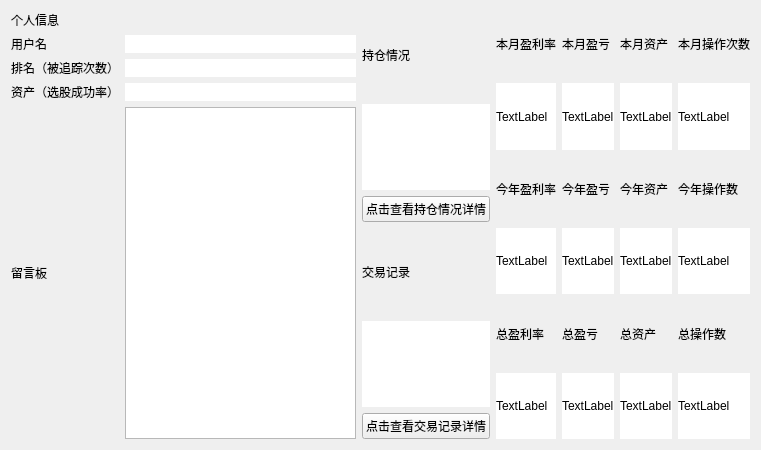
Qt form VirtualStock/personpage.ui (Vks-Feng/Nullptr) before a commit.
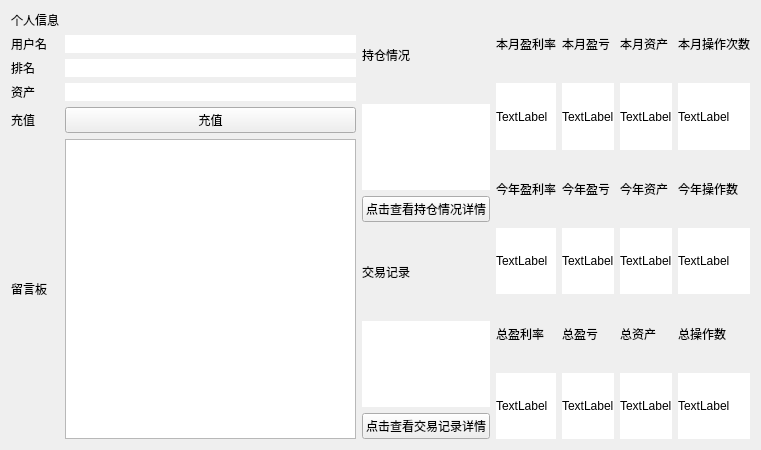
The same form after that commit.

The edit to the form file:
```diff
--- a/VirtualStock/personpage.ui
+++ b/VirtualStock/personpage.ui
@@ -16,6 +16,33 @@
   <layout class="QGridLayout" name="gridLayout_4">
    <item row="0" column="0">
     <layout class="QGridLayout" name="gridLayout_2">
+     <item row="5" column="0">
+      <widget class="QLabel" name="introduceMessageTitle">
+       <property name="text">
+        <string>留言板</string>
+       </property>
+      </widget>
+     </item>
+     <item row="1" column="1">
+      <widget class="QLabel" name="userName">
+       <property name="styleSheet">
+        <string notr="true">background-color: rgb(255, 255, 255);</string>
+       </property>
+       <property name="text">
+        <string/>
+       </property>
+      </widget>
+     </item>
+     <item row="2" column="1">
+      <widget class="QLabel" name="trackedCount">
+       <property name="styleSheet">
+        <string notr="true">background-color: rgb(255, 255, 255);</string>
+       </property>
+       <property name="text">
+        <string/>
+       </property>
+      </widget>
+     </item>
      <item row="3" column="1">
       <widget class="QLabel" name="successRate">
        <property name="styleSheet">
@@ -26,13 +53,6 @@
        </property>
       </widget>
      </item>
-     <item row="3" column="0">
-      <widget class="QLabel" name="successRateTitle">
-       <property name="text">
-        <string>资产（选股成功率）</string>
-       </property>
-      </widget>
-     </item>
      <item row="1" column="0">
       <widget class="QLabel" name="userNameTitle">
        <property name="text">
@@ -40,13 +60,17 @@
        </property>
       </widget>
      </item>
-     <item row="1" column="1">
-      <widget class="QLabel" name="userName">
-       <property name="styleSheet">
-        <string notr="true">background-color: rgb(255, 255, 255);</string>
-       </property>
+     <item row="5" column="1">
+      <layout class="QVBoxLayout" name="verticalLayout_3">
+       <item>
+        <widget class="QTextEdit" name="personalDescribeEdit"/>
+       </item>
+      </layout>
+     </item>
+     <item row="3" column="0">
+      <widget class="QLabel" name="successRateTitle">
        <property name="text">
-        <string/>
+        <string>资产</string>
        </property>
       </widget>
      </item>
@@ -70,21 +94,21 @@
      <item row="2" column="0">
       <widget class="QLabel" name="trackedCountTitle">
        <property name="text">
-        <string>排名（被追踪次数）</string>
+        <string>排名</string>
        </property>
       </widget>
      </item>
-     <item row="4" column="1">
-      <layout class="QVBoxLayout" name="verticalLayout_3">
-       <item>
-        <widget class="QTextEdit" name="personalDescribeEdit"/>
-       </item>
-      </layout>
-     </item>
      <item row="4" column="0">
-      <widget class="QLabel" name="introduceMessageTitle">
+      <widget class="QLabel" name="label">
        <property name="text">
-        <string>留言板</string>
+        <string>充值</string>
+       </property>
+      </widget>
+     </item>
+     <item row="4" column="1">
+      <widget class="QPushButton" name="ChargeButton">
+       <property name="text">
+        <string>充值</string>
        </property>
       </widget>
      </item>
```
Left out of the diff: 10 changed lines with no effect on the pictures.
